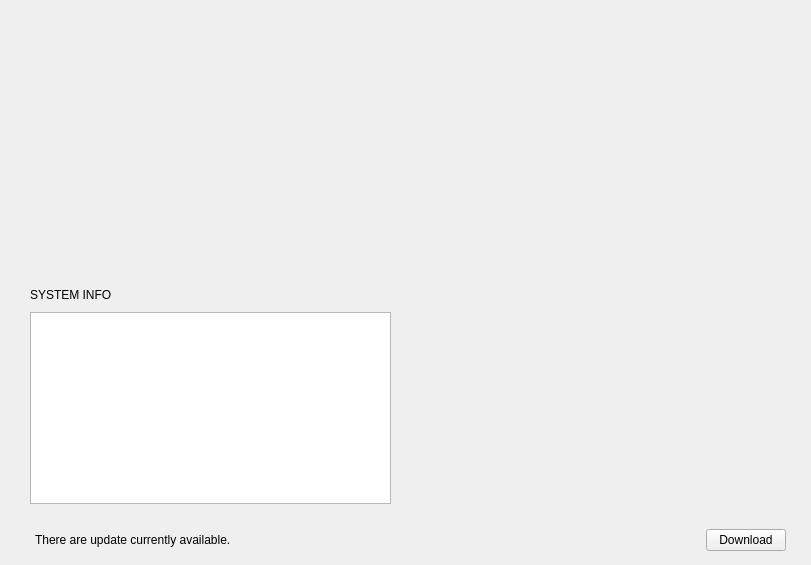
This is stacer/Pages/Dashboard/dashboard_page.ui in oguzhaninan/Stacer as Qt 5 draws it before an edit. The edited form follows.
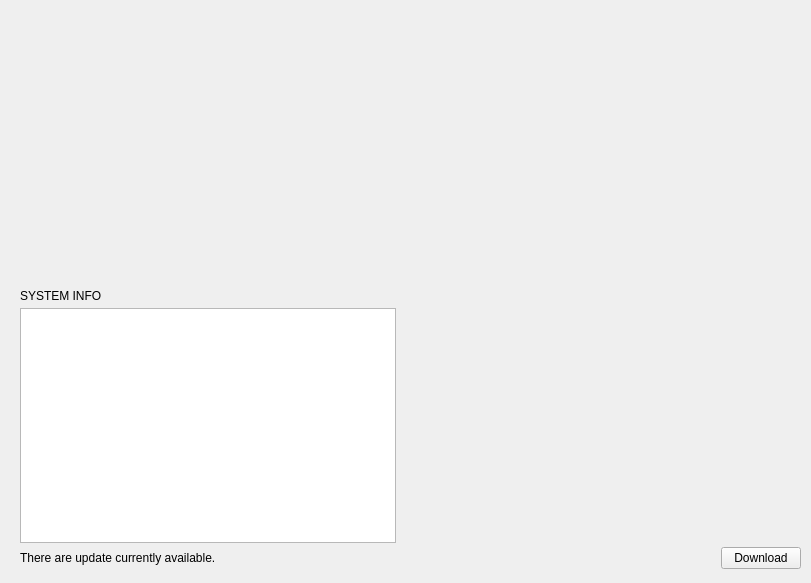
This is the edited form.

What changed in the file:
```diff
--- a/stacer/Pages/Dashboard/dashboard_page.ui
+++ b/stacer/Pages/Dashboard/dashboard_page.ui
@@ -7,7 +7,7 @@
     <x>0</x>
     <y>0</y>
     <width>811</width>
-    <height>565</height>
+    <height>583</height>
    </rect>
   </property>
   <property name="sizePolicy">
@@ -21,19 +21,19 @@
   </property>
   <layout class="QGridLayout" name="gridLayout">
    <property name="leftMargin">
-    <number>20</number>
+    <number>5</number>
    </property>
    <property name="topMargin">
-    <number>10</number>
+    <number>5</number>
    </property>
    <property name="rightMargin">
-    <number>20</number>
+    <number>5</number>
    </property>
    <property name="bottomMargin">
     <number>10</number>
    </property>
    <property name="spacing">
-    <number>10</number>
+    <number>0</number>
    </property>
    <item row="2" column="1">
     <widget class="QWidget" name="lineBars" native="true">
@@ -84,7 +84,7 @@
      </property>
      <layout class="QHBoxLayout" name="circleBarsLayout">
       <property name="spacing">
-       <number>25</number>
+       <number>20</number>
       </property>
       <property name="leftMargin">
        <number>10</number>
@@ -120,10 +120,10 @@
      </property>
      <layout class="QVBoxLayout" name="verticalLayout">
       <property name="spacing">
-       <number>10</number>
+       <number>5</number>
       </property>
       <property name="leftMargin">
-       <number>10</number>
+       <number>15</number>
       </property>
       <property name="topMargin">
        <number>0</number>
@@ -139,10 +139,13 @@
         <property name="orientation">
          <enum>Qt::Vertical</enum>
         </property>
+        <property name="sizeType">
+         <enum>QSizePolicy::Fixed</enum>
+        </property>
         <property name="sizeHint" stdset="0">
          <size>
           <width>20</width>
-          <height>20</height>
+          <height>15</height>
          </size>
         </property>
        </spacer>
@@ -185,19 +188,6 @@
         </property>
        </widget>
       </item>
-      <item>
-       <spacer name="verticalSpacer">
-        <property name="orientation">
-         <enum>Qt::Vertical</enum>
-        </property>
-        <property name="sizeHint" stdset="0">
-         <size>
-          <width>20</width>
-          <height>0</height>
-         </size>
-        </property>
-       </spacer>
-      </item>
      </layout>
     </widget>
    </item>
```
